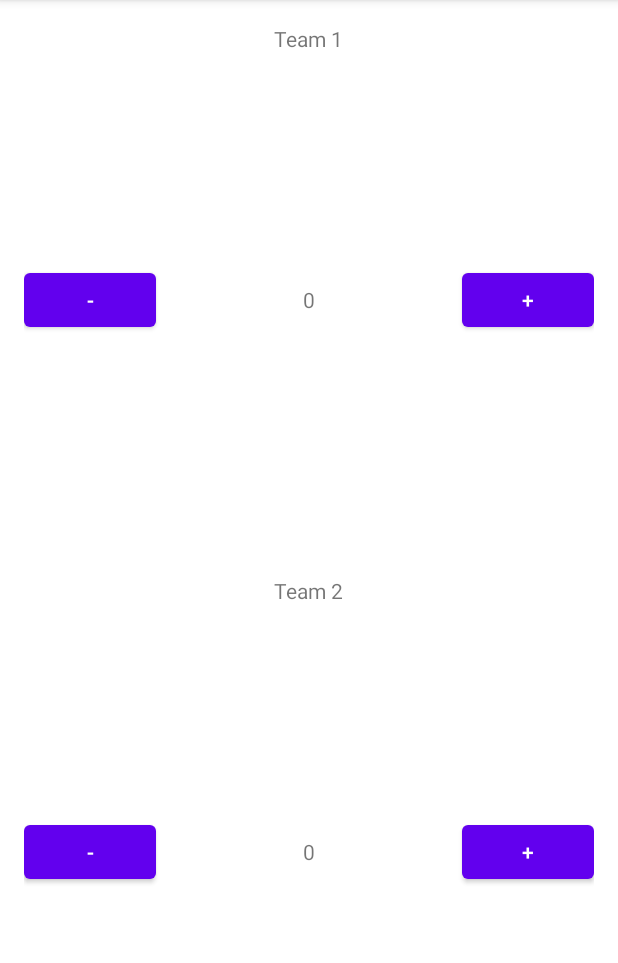
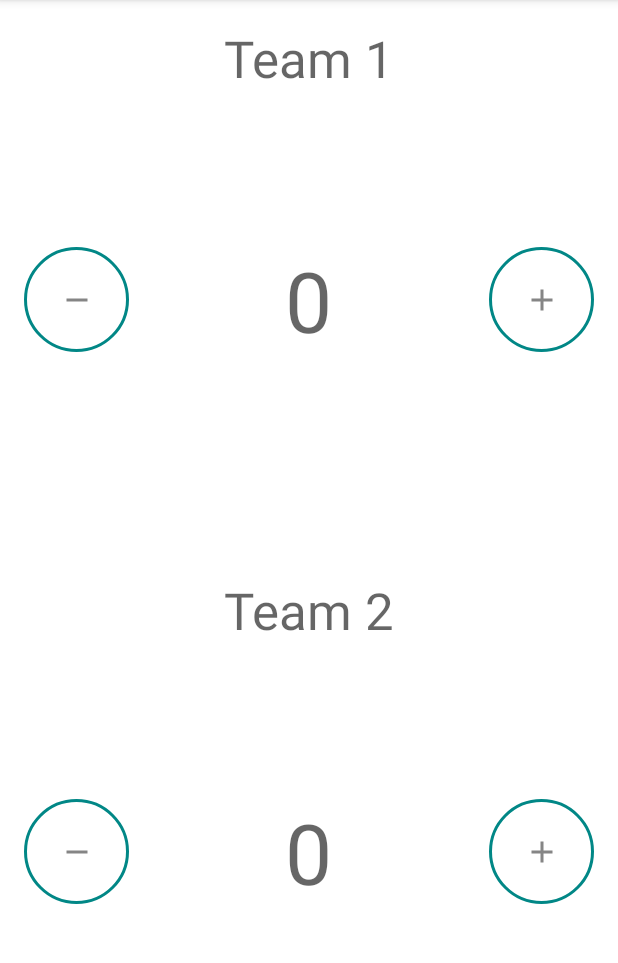
Before and after one commit to FGuyet/random-tests, an Android app: the screen it shows after launch (MainActivity), on a phone screen of 412 x 824 dp, the part 84-1047 px from its top. Run offline under Robolectric (Android 15) with nearby library versions, the phone set to English and light mode, and no system bars.

Commit message:
Add styles

```diff
--- /dev/null
+++ b/Tests Android/DoItWithStyle/app/src/main/res/drawable-anydpi/ic_minus_sign.xml
@@ -0,0 +1,11 @@
+<vector xmlns:android="http://schemas.android.com/apk/res/android"
+    android:width="24dp"
+    android:height="24dp"
+    android:viewportWidth="24"
+    android:viewportHeight="24"
+    android:tint="#333333"
+    android:alpha="0.6">
+  <path
+      android:fillColor="@android:color/white"
+      android:pathData="M19,13H5v-2h14v2z"/>
+</vector>
--- /dev/null
+++ b/Tests Android/DoItWithStyle/app/src/main/res/drawable-anydpi/ic_plus_sign.xml
@@ -0,0 +1,11 @@
+<vector xmlns:android="http://schemas.android.com/apk/res/android"
+    android:width="24dp"
+    android:height="24dp"
+    android:viewportWidth="24"
+    android:viewportHeight="24"
+    android:tint="#333333"
+    android:alpha="0.6">
+  <path
+      android:fillColor="@android:color/white"
+      android:pathData="M19,13h-6v6h-2v-6H5v-2h6V5h2v6h6v2z"/>
+</vector>
--- /dev/null
+++ b/Tests Android/DoItWithStyle/app/src/main/res/drawable/button_background.xml
@@ -0,0 +1,7 @@
+<?xml version="1.0" encoding="utf-8"?>
+<shape xmlns:android="http://schemas.android.com/apk/res/android"
+    android:shape="oval">
+    <stroke
+        android:width="2dp"
+        android:color="@color/teal_700" />
+</shape>
--- a/Tests Android/DoItWithStyle/app/src/main/res/layout/activity_main.xml
+++ b/Tests Android/DoItWithStyle/app/src/main/res/layout/activity_main.xml
@@ -16,16 +16,14 @@
             android:layout_height="wrap_content"
             android:layout_alignParentTop="true"
             android:layout_centerHorizontal="true"
+            style="@style/TeamText"
             android:text="@string/team_1" />
 
-        <Button
+        <ImageButton
             android:id="@+id/decreaseTeam1"
-            android:layout_width="wrap_content"
-            android:layout_height="wrap_content"
+            style="@style/MinusButtons"
             android:layout_alignParentStart="true"
-            android:layout_centerVertical="true"
-            android:contentDescription="@string/minus_button_description"
-            android:text="@string/minus_sign" />
+            android:layout_centerVertical="true" />
 
         <TextView
             android:id="@+id/score_1"
@@ -33,16 +31,14 @@
             android:layout_height="wrap_content"
             android:layout_centerHorizontal="true"
             android:layout_centerVertical="true"
+            style="@style/ScoreText"
             android:text="@string/initial_count" />
 
-        <Button
+        <ImageButton
             android:id="@+id/increaseTeam1"
-            android:layout_width="wrap_content"
-            android:layout_height="wrap_content"
             android:layout_alignParentEnd="true"
             android:layout_centerVertical="true"
-            android:contentDescription="@string/plus_button_description"
-            android:text="@string/plus_sign" />
+            style="@style/PlusButtons" />
     </RelativeLayout>
 
     <RelativeLayout
@@ -55,16 +51,14 @@
             android:layout_height="wrap_content"
             android:layout_alignParentTop="true"
             android:layout_centerHorizontal="true"
+            style="@style/TeamText"
             android:text="@string/team_2" />
 
-        <Button
+        <ImageButton
             android:id="@+id/decreaseTeam2"
-            android:layout_width="wrap_content"
-            android:layout_height="wrap_content"
+            style="@style/MinusButtons"
             android:layout_alignParentStart="true"
-            android:layout_centerVertical="true"
-            android:contentDescription="@string/minus_button_description"
-            android:text="@string/minus_sign" />
+            android:layout_centerVertical="true" />
 
         <TextView
             android:id="@+id/score_2"
@@ -72,15 +66,14 @@
             android:layout_height="wrap_content"
             android:layout_centerHorizontal="true"
             android:layout_centerVertical="true"
+            style="@style/ScoreText"
             android:text="@string/initial_count" />
 
-        <Button
+        <ImageButton
             android:id="@+id/increaseTeam2"
-            android:layout_width="wrap_content"
-            android:layout_height="wrap_content"
+            style="@style/PlusButtons"
             android:layout_alignParentEnd="true"
-            android:layout_centerVertical="true"
-            android:contentDescription="@string/plus_button_description"
-            android:text="@string/plus_sign" />
+            android:layout_centerVertical="true" />
+
     </RelativeLayout>
 </LinearLayout>
--- /dev/null
+++ b/Tests Android/DoItWithStyle/app/src/main/res/values/dimens.xml
@@ -0,0 +1,4 @@
+<?xml version="1.0" encoding="utf-8"?>
+<resources>
+    <dimen name="button_size">70dp</dimen>
+</resources>
--- /dev/null
+++ b/Tests Android/DoItWithStyle/app/src/main/res/values/styles.xml
@@ -0,0 +1,28 @@
+<resources>
+
+    <style name="ScoreButtons" parent="Widget.AppCompat.Button">
+        <item name="android:background">@drawable/button_background</item>
+        <item name="android:color">@color/black</item>
+        <item name="android:layout_width">@dimen/button_size</item>
+        <item name="android:layout_height">@dimen/button_size</item>
+    </style>
+
+    <style name="PlusButtons" parent="ScoreButtons">
+        <item name="android:src">@drawable/ic_plus_sign</item>
+        <item name="android:contentDescription">@string/plus_button_description</item>
+    </style>
+
+    <style name="MinusButtons" parent="ScoreButtons">
+        <item name="android:src">@drawable/ic_minus_sign</item>
+        <item name="android:contentDescription">@string/minus_button_description</item>
+    </style>
+
+    <style name="ScoreText">
+        <item name="android:textAppearance">@style/TextAppearance.AppCompat.Display3</item>
+    </style>
+
+    <style name="TeamText">
+        <item name="android:textAppearance">@style/TextAppearance.AppCompat.Display1</item>
+    </style>
+
+</resources>
```
Also changed, not shown: Tests Android/DoItWithStyle/app/src/main/res/drawable-hdpi/ic_minus_sign.png (added), Tests Android/DoItWithStyle/app/src/main/res/drawable-hdpi/ic_plus_sign.png (added), Tests Android/DoItWithStyle/app/src/main/res/drawable-mdpi/ic_minus_sign.png (added), Tests Android/DoItWithStyle/app/src/main/res/drawable-mdpi/ic_plus_sign.png (added), Tests Android/DoItWithStyle/app/src/main/res/drawable-xhdpi/ic_minus_sign.png (added), Tests Android/DoItWithStyle/app/src/main/res/drawable-xhdpi/ic_plus_sign.png (added), Tests Android/DoItWithStyle/app/src/main/res/drawable-xxhdpi/ic_minus_sign.png (added), Tests Android/DoItWithStyle/app/src/main/res/drawable-xxhdpi/ic_plus_sign.png (added).
